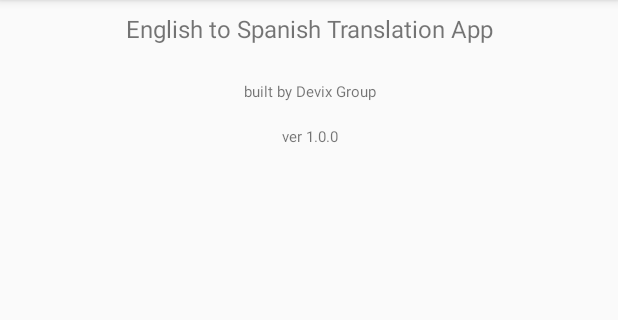
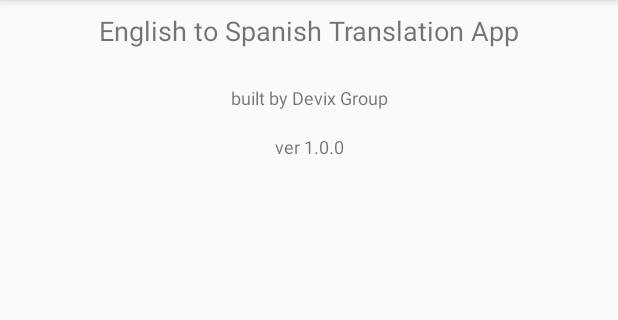
Before and after one commit to jeffrade/translate-to-spanish, an Android app: the screen it shows after launch (MainActivity), in the options menu, after a tap on "About", on a phone screen of 412 x 824 dp, the part 84-404 px from its top. Run offline under Robolectric (Android 15) with nearby library versions, the phone set to English and light mode, and no system bars; our stand-ins replace Volley; pictures from the network do not load.

Commit message:
Created small text size of 12sp for translate service name and about page text

```diff
--- a/app/src/main/res/layout/fragment_about.xml
+++ b/app/src/main/res/layout/fragment_about.xml
@@ -16,7 +16,7 @@
         android:text="@string/app_about_text"
         android:layout_marginTop="@dimen/large_vertical_margin"
         android:layout_marginBottom="@dimen/small_vertical_margin"
-        android:textSize="16sp"
+        android:textSize="@dimen/medium_text_size"
         android:textAlignment="center"
         android:id="@+id/about_text"/>
 
@@ -26,7 +26,7 @@
         android:text="@string/app_about_sub_text"
         android:layout_marginTop="@dimen/small_vertical_margin"
         android:layout_marginBottom="@dimen/small_vertical_margin"
-        android:textSize="10sp"
+        android:textSize="@dimen/small_text_size"
         android:textAlignment="center"
         android:id="@+id/about_sub_text"
         android:layout_below="@id/about_text" />
@@ -37,7 +37,7 @@
         android:text="@string/app_about_ver_text"
         android:layout_marginTop="@dimen/tiny_vertical_margin"
         android:layout_marginBottom="@dimen/small_vertical_margin"
-        android:textSize="10sp"
+        android:textSize="@dimen/small_text_size"
         android:textAlignment="center"
         android:id="@+id/about_ver_text"
         android:layout_below="@id/about_sub_text" />
--- a/app/src/main/res/layout/fragment_main.xml
+++ b/app/src/main/res/layout/fragment_main.xml
@@ -6,8 +6,7 @@
     android:paddingLeft="@dimen/activity_horizontal_margin"
     android:paddingRight="@dimen/activity_horizontal_margin"
     android:paddingTop="@dimen/activity_vertical_margin"
-    tools:context="com.devixgroup.translatetospanish.MainActivityFragment"
-    tools:showIn="@layout/activity_main">
+    tools:context="com.devixgroup.translatetospanish.MainActivityFragment">
 
     <TextView
         android:layout_width="match_parent"
@@ -27,6 +26,7 @@
         android:layout_height="wrap_content"
         android:id="@+id/translateServicePlug"
         android:text="@string/translate_service_name"
+        android:textSize="@dimen/small_text_size"
         android:linksClickable="true"
         android:textAlignment="center"
         android:layout_centerHorizontal="true"
--- a/app/src/main/res/values/dimens.xml
+++ b/app/src/main/res/values/dimens.xml
@@ -10,4 +10,5 @@
 
     <dimen name="large_text_size">32sp</dimen>
     <dimen name="medium_text_size">18sp</dimen>
+    <dimen name="small_text_size">12sp</dimen>
 </resources>
```
